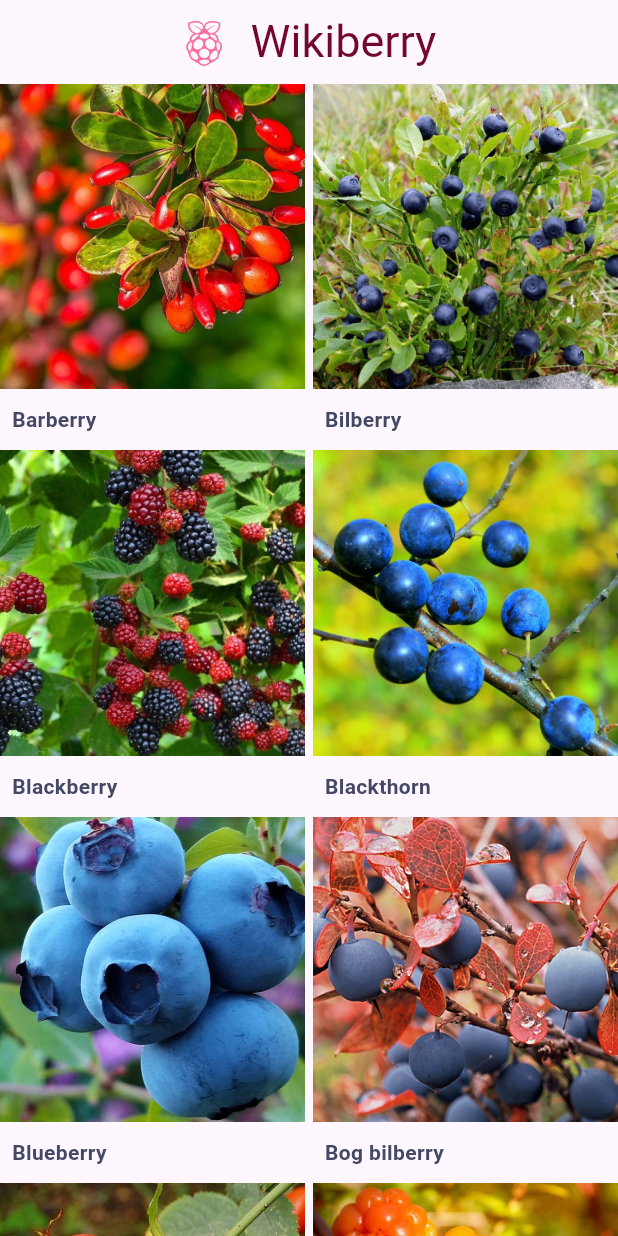
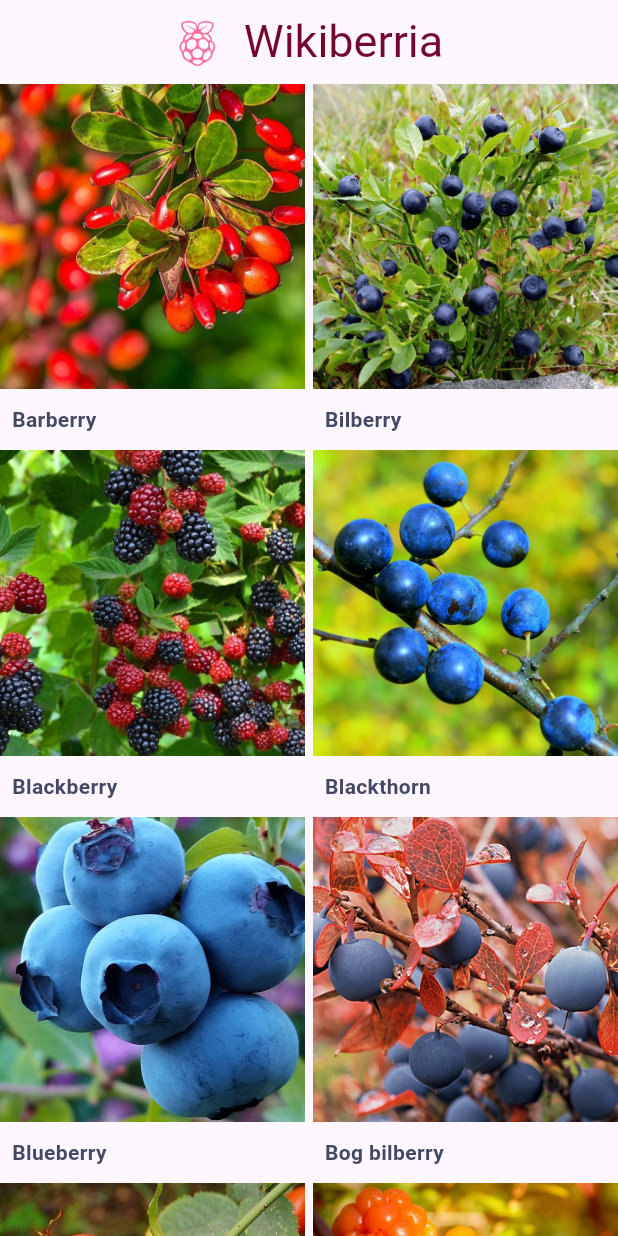
Before and after one commit to tanyapog/wikiberry, a Flutter app: the screen it shows after launch, on a phone screen of 412 x 824 dp. Run offline on Flutter 3.47's test engine with Material 3 defaults, Android fonts, the phone set to English and light mode, and no system bars; our stand-ins replace freezed_annotation.

Commit message:
title "Wikiberria"

```diff
--- a/lib/presentation/catalog/catalog_screen.dart
+++ b/lib/presentation/catalog/catalog_screen.dart
@@ -31,7 +31,7 @@ class _AppTitle extends StatelessWidget {
       children: [
         Icon(AppIcon.raspberry, color: AppColors.primaryLight, size: 30),
         Box.s16,
-        Text("Wikiberry", style: TextStyle(
+        Text("Wikiberria", style: TextStyle(
           color: AppColors.primary,
           fontWeight: FontWeight.w400,
           fontSize: 30,
```
